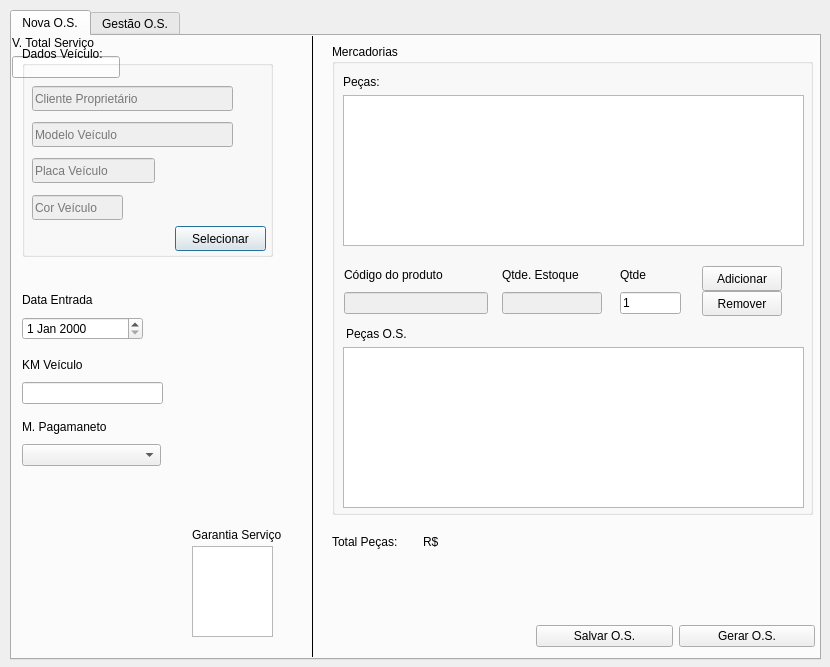
Before: the Qt Designer form frm_ordemservico.ui in ustop0/TCC, drawn with Qt 5.
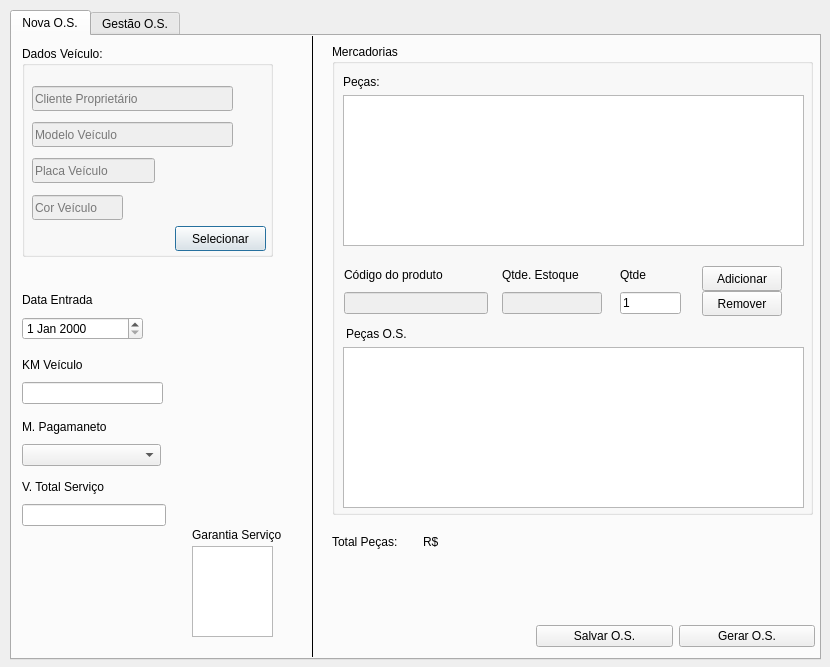
After: the same form once the commit is applied.

Commit message: tela de OS

Diff of the .ui file:
```diff
--- a/frm_ordemservico.ui
+++ b/frm_ordemservico.ui
@@ -416,7 +416,7 @@
       <string>R$</string>
      </property>
     </widget>
-    <widget class="QWidget" name="">
+    <widget class="QWidget" name="layoutWidget">
      <property name="geometry">
       <rect>
        <x>524</x>
@@ -442,7 +442,15 @@
       </item>
      </layout>
     </widget>
-    <widget class="QWidget" name="">
+    <widget class="QWidget" name="layoutWidget">
+     <property name="geometry">
+      <rect>
+       <x>10</x>
+       <y>440</y>
+       <width>144</width>
+       <height>50</height>
+      </rect>
+     </property>
      <layout class="QVBoxLayout" name="verticalLayout_3">
       <item>
        <widget class="QLabel" name="label_3">
```
Left out of the diff: 6 changed lines with no effect on the pictures. The commit also changes 1 other file.
